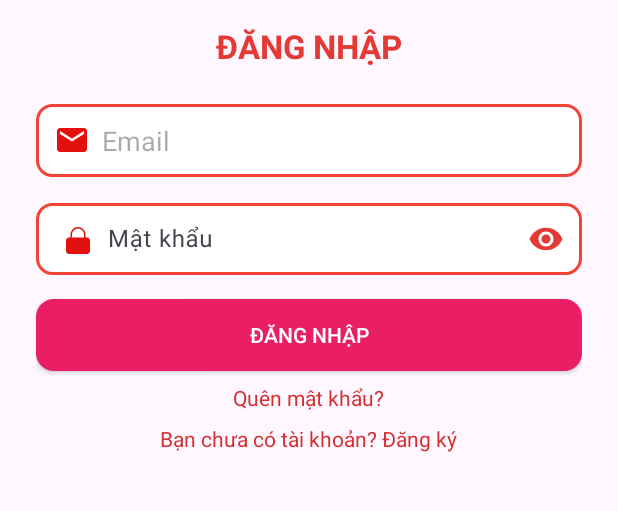
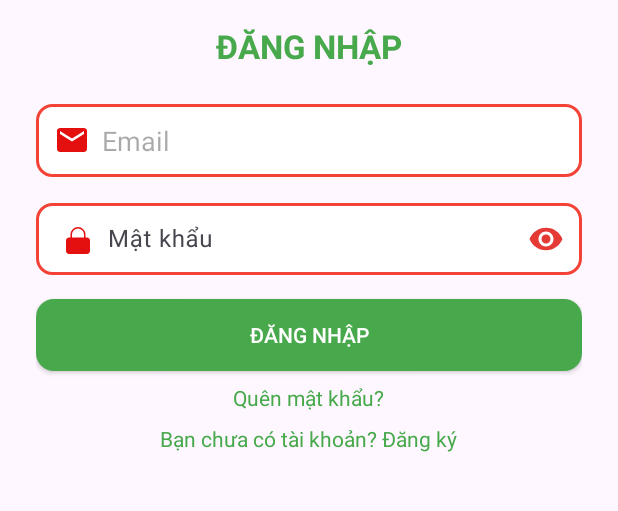
Before and after one commit to QuanTD05/DATN-MD02, an Android app: the LoginActivity screen opened directly, with no data from a screen before it, on a phone screen of 412 x 824 dp, the part 246-757 px from its top. Run offline under Robolectric (Android 15) with nearby library versions, the phone set to English and light mode, and no system bars; our stand-ins replace Firebase (no records; nobody signed in at launch, a user with empty details on screens opened directly).

Commit message:
sửa màu cho khớp

```diff
--- a/app/src/main/res/drawable/button_rounded.xml
+++ b/app/src/main/res/drawable/button_rounded.xml
@@ -3,7 +3,7 @@
     android:shape="rectangle">
 
     <!-- Màu nền -->
-    <solid android:color="#E91E63" /> <!-- Màu hồng đậm -->
+    <solid android:color="#47A94B" /> <!-- Màu hồng đậm -->
 
     <!-- Bo góc -->
     <corners android:radius="12dp" />
--- a/app/src/main/res/layout/activity_login.xml
+++ b/app/src/main/res/layout/activity_login.xml
@@ -25,7 +25,7 @@
             android:text="ĐĂNG NHẬP"
             android:textSize="22sp"
             android:textStyle="bold"
-            android:textColor="#E53935"
+            android:textColor="#47A94B"
             android:layout_marginBottom="16dp" />
 
         <!-- Email -->
@@ -80,7 +80,7 @@
             android:layout_width="wrap_content"
             android:layout_height="wrap_content"
             android:text="Quên mật khẩu?"
-            android:textColor="#D32F2F"
+            android:textColor="#47A94B"
             android:layout_marginTop="8dp"
             android:layout_gravity="center" />
 
@@ -90,7 +90,7 @@
             android:layout_width="wrap_content"
             android:layout_height="wrap_content"
             android:text="Bạn chưa có tài khoản? Đăng ký"
-            android:textColor="#D32F2F"
+            android:textColor="#47A94B"
             android:layout_marginTop="8dp"
             android:layout_gravity="center" />
     </LinearLayout>
--- a/app/src/main/res/layout/activity_register.xml
+++ b/app/src/main/res/layout/activity_register.xml
@@ -122,7 +122,7 @@
             android:layout_width="wrap_content"
             android:layout_height="wrap_content"
             android:text="Đã có tài khoản? Đăng nhập"
-            android:textColor="#EB5757"
+            android:textColor="#47A94B"
             android:layout_marginTop="12dp"
             android:layout_gravity="center" />
     </LinearLayout>
--- a/app/src/main/res/layout/activity_start.xml
+++ b/app/src/main/res/layout/activity_start.xml
@@ -33,7 +33,7 @@
             android:layout_width="wrap_content"
             android:layout_height="wrap_content"
             android:text="Chào mừng đến với FM"
-            android:textColor="#F44336"
+            android:textColor="#47A94B"
             android:textSize="20sp"
             android:textStyle="bold"
             android:gravity="center"
@@ -56,7 +56,7 @@
             android:text="Bắt đầu"
             android:textSize="18sp"
             android:textColor="#FFFFFF"
-            android:backgroundTint="#E90000"
+            android:backgroundTint="#47A94B"
             android:layout_marginBottom="16dp" />
 
         <TextView
```
